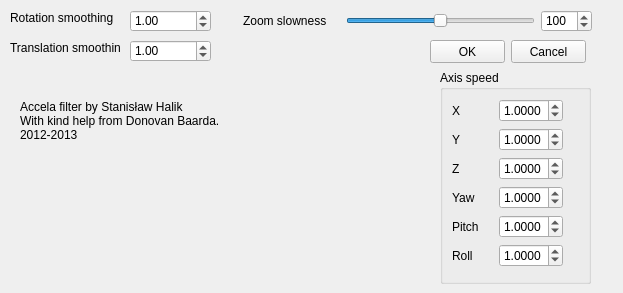
Above: ftnoir_filter_accela/ftnoir_accela_filtercontrols.ui from opentrack/opentrack before the change. Below: the same form after it.
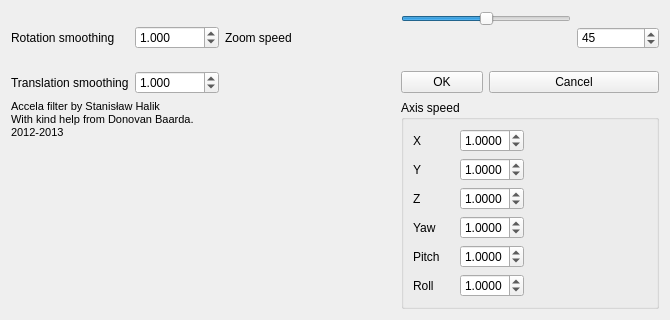
That is the form after the change. Icons and pictures are not drawn.

Commit message: Accela: use layouts

```diff
--- a/ftnoir_filter_accela/ftnoir_accela_filtercontrols.ui
+++ b/ftnoir_filter_accela/ftnoir_accela_filtercontrols.ui
@@ -9,8 +9,8 @@
    <rect>
     <x>0</x>
     <y>0</y>
-    <width>623</width>
-    <height>293</height>
+    <width>670</width>
+    <height>320</height>
    </rect>
   </property>
   <property name="sizePolicy">
@@ -21,8 +21,8 @@
   </property>
   <property name="maximumSize">
    <size>
-    <width>42000</width>
-    <height>42000</height>
+    <width>670</width>
+    <height>320</height>
    </size>
   </property>
   <property name="windowTitle">
@@ -41,199 +41,12 @@
   <property name="styleSheet">
    <string notr="true"/>
   </property>
-  <widget class="QLabel" name="lblSensYaw_5">
-   <property name="geometry">
-    <rect>
-     <x>243</x>
-     <y>10</y>
-     <width>111</width>
-     <height>22</height>
-    </rect>
+  <layout class="QGridLayout" name="gridLayout">
+   <property name="sizeConstraint">
+    <enum>QLayout::SetMinAndMaxSize</enum>
    </property>
-   <property name="minimumSize">
-    <size>
-     <width>25</width>
-     <height>0</height>
-    </size>
-   </property>
-   <property name="maximumSize">
-    <size>
-     <width>150</width>
-     <height>16777215</height>
-    </size>
-   </property>
-   <property name="styleSheet">
-    <string notr="true">color:#0;
-background:none;</string>
-   </property>
-   <property name="text">
-    <string>Zoom slowness</string>
-   </property>
-  </widget>
-  <widget class="QDoubleSpinBox" name="translation_alpha">
-   <property name="geometry">
-    <rect>
-     <x>130</x>
-     <y>40</y>
-     <width>81</width>
-     <height>22</height>
-    </rect>
-   </property>
-   <property name="minimum">
-    <double>0.100000000000000</double>
-   </property>
-   <property name="maximum">
-    <double>65535.000000000000000</double>
-   </property>
-   <property name="value">
-    <double>1.000000000000000</double>
-   </property>
-  </widget>
-  <widget class="QDoubleSpinBox" name="rotation_alpha">
-   <property name="geometry">
-    <rect>
-     <x>130</x>
-     <y>10</y>
-     <width>81</width>
-     <height>22</height>
-    </rect>
-   </property>
-   <property name="minimum">
-    <double>0.100000000000000</double>
-   </property>
-   <property name="maximum">
-    <double>65535.000000000000000</double>
-   </property>
-   <property name="value">
-    <double>1.000000000000000</double>
-   </property>
-  </widget>
-  <widget class="QLabel" name="label_2">
-   <property name="geometry">
-    <rect>
-     <x>10</x>
-     <y>10</y>
-     <width>111</width>
-     <height>16</height>
-    </rect>
-   </property>
-   <property name="text">
-    <string>Rotation smoothing</string>
-   </property>
-  </widget>
-  <widget class="QSlider" name="slideZoom">
-   <property name="geometry">
-    <rect>
-     <x>346</x>
-     <y>13</y>
-     <width>189</width>
-     <height>15</height>
-    </rect>
-   </property>
-   <property name="minimumSize">
-    <size>
-     <width>50</width>
-     <height>15</height>
-    </size>
-   </property>
-   <property name="minimum">
-    <number>0</number>
-   </property>
-   <property name="maximum">
-    <number>200</number>
-   </property>
-   <property name="pageStep">
-    <number>1</number>
-   </property>
-   <property name="value">
-    <number>100</number>
-   </property>
-   <property name="orientation">
-    <enum>Qt::Horizontal</enum>
-   </property>
-   <property name="tickPosition">
-    <enum>QSlider::NoTicks</enum>
-   </property>
-  </widget>
-  <widget class="QSpinBox" name="spinZoom">
-   <property name="geometry">
-    <rect>
-     <x>541</x>
-     <y>10</y>
-     <width>51</width>
-     <height>22</height>
-    </rect>
-   </property>
-   <property name="minimumSize">
-    <size>
-     <width>35</width>
-     <height>22</height>
-    </size>
-   </property>
-   <property name="styleSheet">
-    <string notr="true">background:none;</string>
-   </property>
-   <property name="readOnly">
-    <bool>false</bool>
-   </property>
-   <property name="minimum">
-    <number>0</number>
-   </property>
-   <property name="maximum">
-    <number>200</number>
-   </property>
-   <property name="value">
-    <number>100</number>
-   </property>
-  </widget>
-  <widget class="QLabel" name="label_3">
-   <property name="geometry">
-    <rect>
-     <x>10</x>
-     <y>40</y>
-     <width>111</width>
-     <height>16</height>
-    </rect>
-   </property>
-   <property name="text">
-    <string>Translation smoothing</string>
-   </property>
-  </widget>
-  <widget class="QPushButton" name="btnOK">
-   <property name="geometry">
-    <rect>
-     <x>430</x>
-     <y>40</y>
-     <width>75</width>
-     <height>23</height>
-    </rect>
-   </property>
-   <property name="text">
-    <string>OK</string>
-   </property>
-  </widget>
-  <widget class="QPushButton" name="btnCancel">
-   <property name="geometry">
-    <rect>
-     <x>511</x>
-     <y>40</y>
-     <width>75</width>
-     <height>23</height>
-    </rect>
-   </property>
-   <property name="text">
-    <string>Cancel</string>
-   </property>
-  </widget>
+   <item row="3" column="4" colspan="3">
   <widget class="QGroupBox" name="groupBox">
-   <property name="geometry">
-    <rect>
-     <x>440</x>
-     <y>70</y>
-     <width>151</width>
-     <height>214</height>
-    </rect>
-   </property>
    <property name="title">
     <string>Axis speed</string>
    </property>
@@ -411,14 +224,20 @@
     </item>
    </layout>
   </widget>
+   </item>
+   <item row="2" column="5" colspan="2">
+    <widget class="QPushButton" name="btnCancel">
+     <property name="text">
+      <string>Cancel</string>
+     </property>
+    </widget>
+   </item>
+   <item row="3" column="0" colspan="4">
   <widget class="QLabel" name="label_9">
-   <property name="geometry">
-    <rect>
-     <x>20</x>
-     <y>100</y>
-     <width>371</width>
-     <height>51</height>
-    </rect>
+     <property name="font">
+      <font>
+       <pointsize>8</pointsize>
+      </font>
    </property>
    <property name="frameShape">
     <enum>QFrame::NoFrame</enum>
@@ -444,6 +263,137 @@
     <number>0</number>
    </property>
   </widget>
+   </item>
+   <item row="2" column="1">
+    <widget class="QDoubleSpinBox" name="translation_alpha">
+     <property name="decimals">
+      <number>3</number>
+     </property>
+     <property name="minimum">
+      <double>0.100000000000000</double>
+     </property>
+     <property name="maximum">
+      <double>65535.000000000000000</double>
+     </property>
+     <property name="value">
+      <double>1.000000000000000</double>
+     </property>
+    </widget>
+   </item>
+   <item row="2" column="4">
+    <widget class="QPushButton" name="btnOK">
+     <property name="text">
+      <string>OK</string>
+     </property>
+    </widget>
+   </item>
+   <item row="2" column="0">
+    <widget class="QLabel" name="label_3">
+     <property name="text">
+      <string>Translation smoothing</string>
+     </property>
+    </widget>
+   </item>
+   <item row="0" column="4" colspan="2">
+    <widget class="QSlider" name="slideZoom">
+     <property name="minimumSize">
+      <size>
+       <width>50</width>
+       <height>15</height>
+      </size>
+     </property>
+     <property name="minimum">
+      <number>0</number>
+     </property>
+     <property name="maximum">
+      <number>200</number>
+     </property>
+     <property name="pageStep">
+      <number>1</number>
+     </property>
+     <property name="value">
+      <number>100</number>
+     </property>
+     <property name="orientation">
+      <enum>Qt::Horizontal</enum>
+     </property>
+     <property name="tickPosition">
+      <enum>QSlider::NoTicks</enum>
+     </property>
+    </widget>
+   </item>
+   <item row="0" column="6" rowspan="2">
+    <widget class="QSpinBox" name="spinZoom">
+     <property name="minimumSize">
+      <size>
+       <width>35</width>
+       <height>22</height>
+      </size>
+     </property>
+     <property name="styleSheet">
+      <string notr="true">background:none;</string>
+     </property>
+     <property name="readOnly">
+      <bool>false</bool>
+     </property>
+     <property name="minimum">
+      <number>0</number>
+     </property>
+     <property name="maximum">
+      <number>200</number>
+     </property>
+     <property name="value">
+      <number>45</number>
+     </property>
+    </widget>
+   </item>
+   <item row="0" column="0" rowspan="2">
+    <widget class="QLabel" name="label_2">
+     <property name="text">
+      <string>Rotation smoothing</string>
+     </property>
+    </widget>
+   </item>
+   <item row="0" column="1" rowspan="2">
+    <widget class="QDoubleSpinBox" name="rotation_alpha">
+     <property name="decimals">
+      <number>3</number>
+     </property>
+     <property name="minimum">
+      <double>0.100000000000000</double>
+     </property>
+     <property name="maximum">
+      <double>65535.000000000000000</double>
+     </property>
+     <property name="value">
+      <double>1.000000000000000</double>
+     </property>
+    </widget>
+   </item>
+   <item row="0" column="2" rowspan="2" colspan="2">
+    <widget class="QLabel" name="lblSensYaw_5">
+     <property name="minimumSize">
+      <size>
+       <width>25</width>
+       <height>0</height>
+      </size>
+     </property>
+     <property name="maximumSize">
+      <size>
+       <width>150</width>
+       <height>16777215</height>
+      </size>
+     </property>
+     <property name="styleSheet">
+      <string notr="true">color:#0;
+background:none;</string>
+     </property>
+     <property name="text">
+      <string>Zoom speed</string>
+     </property>
+    </widget>
+   </item>
+  </layout>
  </widget>
  <resources/>
  <connections>
```
Lines whose indentation alone changed are shown as unchanged.
